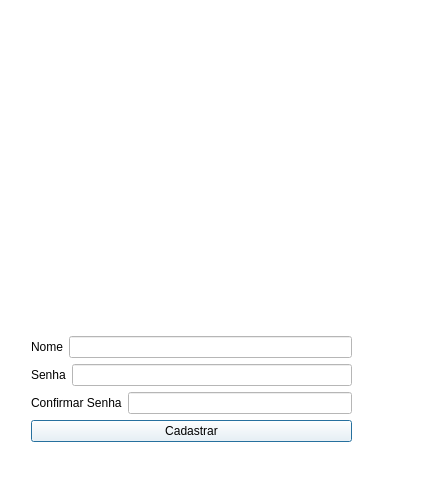
This is InterfaceGrafica/Hotel/cadastrar.ui in Caioww/Hotel as Qt 5 draws it before an edit. The edited form follows.
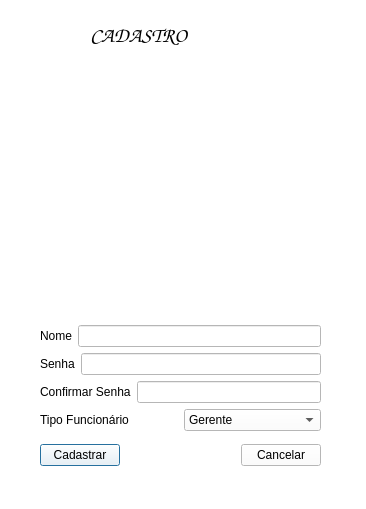
This is the edited form. Icons and pictures are not drawn.

The edit to the form file:
```diff
--- a/InterfaceGrafica/Hotel/cadastrar.ui
+++ b/InterfaceGrafica/Hotel/cadastrar.ui
@@ -6,8 +6,8 @@
    <rect>
     <x>0</x>
     <y>0</y>
-    <width>428</width>
-    <height>487</height>
+    <width>366</width>
+    <height>509</height>
    </rect>
   </property>
   <property name="windowTitle">
@@ -16,17 +16,34 @@
   <property name="styleSheet">
    <string notr="true">background-color: rgb(255, 255, 255);</string>
   </property>
+  <widget class="QLabel" name="label_6">
+   <property name="geometry">
+    <rect>
+     <x>90</x>
+     <y>20</y>
+     <width>171</width>
+     <height>31</height>
+    </rect>
+   </property>
+   <property name="font">
+    <font>
+     <family>Comic Sans MS</family>
+     <pointsize>16</pointsize>
+    </font>
+   </property>
+   <property name="text">
+    <string>CADASTRO</string>
+   </property>
+  </widget>
   <widget class="QWidget" name="">
    <property name="geometry">
     <rect>
-     <x>31</x>
-     <y>11</y>
-     <width>321</width>
-     <height>431</height>
+     <x>40</x>
+     <y>70</y>
+     <width>281</width>
+     <height>361</height>
     </rect>
    </property>
-   <layout class="QVBoxLayout" name="verticalLayout_2">
-    <item>
      <layout class="QVBoxLayout" name="verticalLayout">
       <item>
        <widget class="QLabel" name="label_4">
@@ -83,8 +100,48 @@
         </item>
        </layout>
       </item>
+    <item>
+     <layout class="QHBoxLayout" name="horizontalLayout_4">
+      <item>
+       <widget class="QLabel" name="label_5">
+        <property name="text">
+         <string>Tipo Funcionário</string>
+        </property>
+       </widget>
+      </item>
+      <item>
+       <widget class="QComboBox" name="comboBox">
+        <item>
+         <property name="text">
+          <string>Gerente</string>
+         </property>
+        </item>
+        <item>
+         <property name="text">
+          <string>Administrador</string>
+         </property>
+        </item>
+        <item>
+         <property name="text">
+          <string>Funcionário</string>
+         </property>
+        </item>
+       </widget>
+      </item>
      </layout>
     </item>
+   </layout>
+  </widget>
+  <widget class="QWidget" name="">
+   <property name="geometry">
+    <rect>
+     <x>40</x>
+     <y>440</y>
+     <width>281</width>
+     <height>31</height>
+    </rect>
+   </property>
+   <layout class="QHBoxLayout" name="horizontalLayout_5">
     <item>
      <widget class="QPushButton" name="btnConfirmar">
       <property name="text">
@@ -92,6 +149,26 @@
       </property>
      </widget>
     </item>
+    <item>
+     <spacer name="horizontalSpacer">
+      <property name="orientation">
+       <enum>Qt::Horizontal</enum>
+      </property>
+      <property name="sizeHint" stdset="0">
+       <size>
+        <width>40</width>
+        <height>20</height>
+       </size>
+      </property>
+     </spacer>
+    </item>
+    <item>
+     <widget class="QPushButton" name="btnCancelar">
+      <property name="text">
+       <string>Cancelar</string>
+      </property>
+     </widget>
+    </item>
    </layout>
   </widget>
  </widget>
```
Lines whose indentation alone changed are shown as unchanged.
